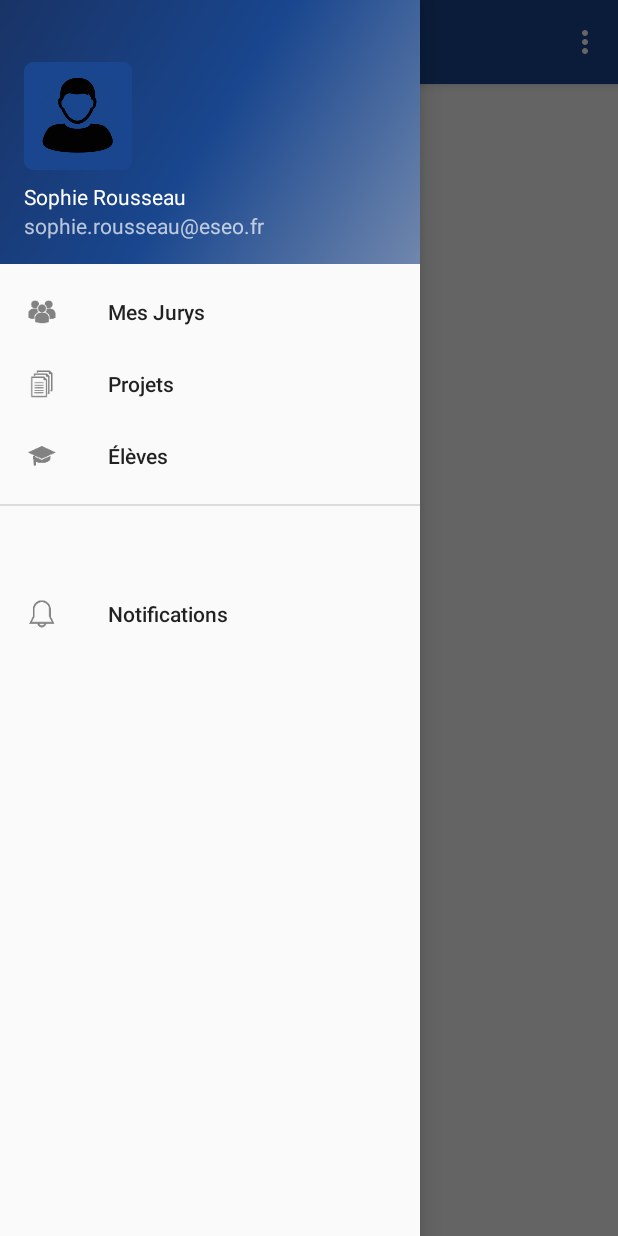
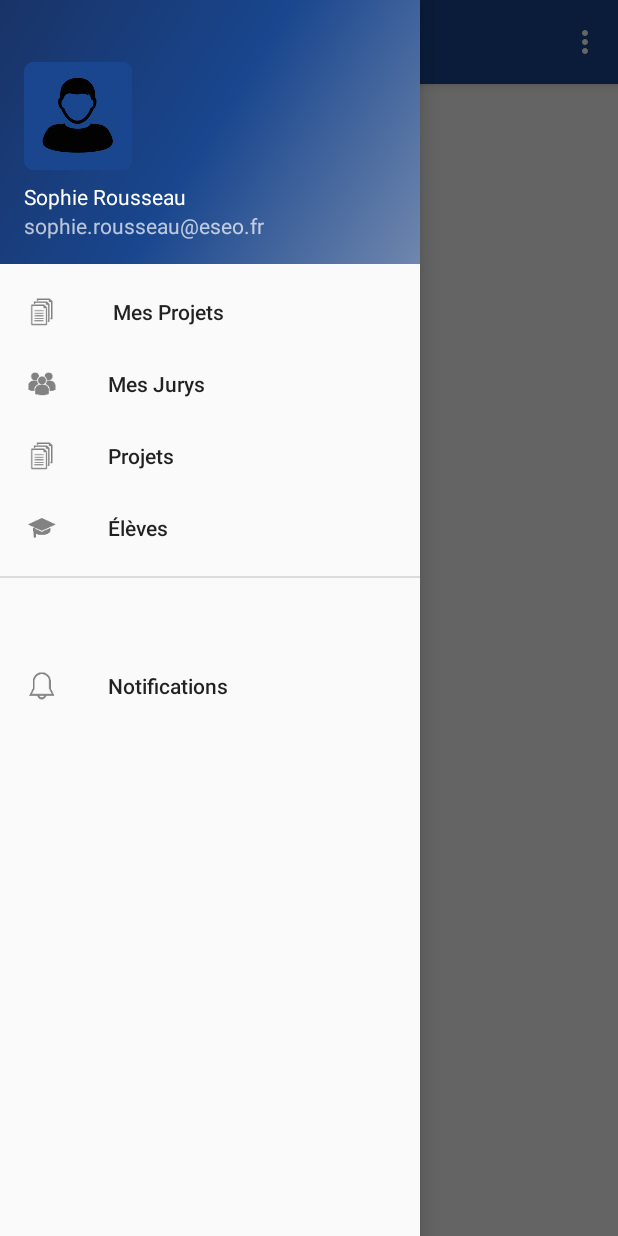
Before and after one commit to Flo85/PFEAndroidApplication, an Android app: the NavigationActivity screen opened directly, with no data from a screen before it, with the side drawer open, on a phone screen of 412 x 824 dp. Run offline under Robolectric (Android 15) with nearby library versions, the phone set to English and light mode, and no system bars.

Commit message:
liste de mes projets

```diff
--- a/app/src/main/java/fr/eseo/dis/nerriefl/pfeandroidapplication/MainActivity.java
+++ b/app/src/main/java/fr/eseo/dis/nerriefl/pfeandroidapplication/MainActivity.java
@@ -188,6 +188,9 @@ public class MainActivity extends AppCompatActivity implements NavigationView.On
 
         //initializing the fragment object which is selected
         switch (itemId) {
+            case R.id.nav_my_projets:
+                fragment = new ListMyProjects();
+                break;
             case R.id.nav_jurys:
 
                 break;
--- a/app/src/main/res/layout/activity_list_my_projects.xml
+++ b/app/src/main/res/layout/activity_list_my_projects.xml
@@ -12,7 +12,7 @@
         android:orientation="vertical"
         >
         <ListView
-            android:id="@+id/list_projects"
+            android:id="@+id/list_my_projects"
             android:layout_width="match_parent"
             android:layout_height="match_parent">
         </ListView>
--- a/app/src/main/res/menu/activity_navigation_drawer.xml
+++ b/app/src/main/res/menu/activity_navigation_drawer.xml
@@ -4,6 +4,10 @@
     tools:showIn="navigation_view">
 
     <group android:checkableBehavior="single">
+        <item
+            android:id="@+id/nav_my_projets"
+            android:icon="@drawable/ic_file"
+            android:title=" Mes Projets" />
         <item
             android:id="@+id/nav_jurys"
             android:icon="@drawable/ic_users"
```
Also changed, not shown: app/src/main/java/fr/eseo/dis/nerriefl/pfeandroidapplication/ListMyProjects.java (+17 -10 lines).
